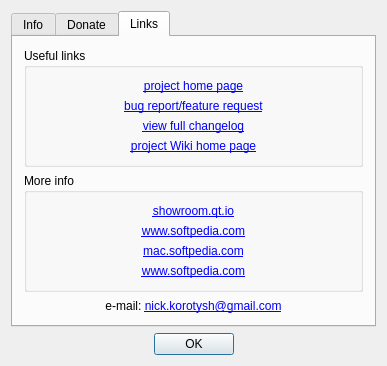
The window that digital_clock/gui/about_dialog.ui (Enumber/DigitalClock4) describes before a commit, drawn with Qt 5.
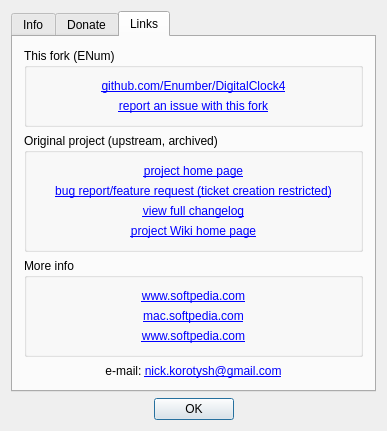
The same window after the commit. The open tabs and pages were chosen to show the change. Icons and pictures are not drawn. Custom widgets are drawn as their Qt base class.

Commit message: Add Cover Panels quick toggle; make most settings apply live; clean up tray/about dialog

What changed in the file:
```diff
--- a/digital_clock/gui/about_dialog.ui
+++ b/digital_clock/gui/about_dialog.ui
@@ -214,10 +214,45 @@
        <string>Links</string>
       </attribute>
       <layout class="QVBoxLayout" name="links_tab_layout">
+       <item>
+        <widget class="QGroupBox" name="fork_group">
+         <property name="title">
+          <string>This fork (ENum)</string>
+         </property>
+         <layout class="QVBoxLayout" name="fork_group_layout">
+          <item>
+           <widget class="QLabel" name="fork_home_lbl">
+            <property name="text">
+             <string notr="true">&lt;a href=&quot;https://github.com/Enumber/DigitalClock4&quot;&gt;github.com/Enumber/DigitalClock4&lt;/a&gt;</string>
+            </property>
+            <property name="alignment">
+             <set>Qt::AlignCenter</set>
+            </property>
+            <property name="openExternalLinks">
+             <bool>true</bool>
+            </property>
+           </widget>
+          </item>
+          <item>
+           <widget class="QLabel" name="fork_issues_lbl">
+            <property name="text">
+             <string>&lt;a href=&quot;https://github.com/Enumber/DigitalClock4/issues&quot;&gt;report an issue with this fork&lt;/a&gt;</string>
+            </property>
+            <property name="alignment">
+             <set>Qt::AlignCenter</set>
+            </property>
+            <property name="openExternalLinks">
+             <bool>true</bool>
+            </property>
+           </widget>
+          </item>
+         </layout>
+        </widget>
+       </item>
        <item>
         <widget class="QGroupBox" name="project_group">
          <property name="title">
-          <string>Useful links</string>
+          <string>Original project (upstream, archived)</string>
          </property>
          <layout class="QVBoxLayout" name="project_group_layout">
           <item>
@@ -236,7 +271,7 @@
           <item>
            <widget class="QLabel" name="support_lbl">
             <property name="text">
-             <string>&lt;a href=&quot;https://sourceforge.net/p/digitalclock4/tickets/&quot;&gt;bug report/feature request&lt;/a&gt;</string>
+             <string>&lt;a href=&quot;https://sourceforge.net/p/digitalclock4/tickets/&quot;&gt;bug report/feature request (ticket creation restricted)&lt;/a&gt;</string>
             </property>
             <property name="alignment">
              <set>Qt::AlignCenter</set>
@@ -281,19 +316,6 @@
           <string>More info</string>
          </property>
          <layout class="QVBoxLayout" name="info_group_layout">
-          <item>
-           <widget class="QLabel" name="lnk_lbl_4">
-            <property name="text">
-             <string notr="true">&lt;a href=&quot;https://showroom.qt.io/digital-clock/&quot;&gt;showroom.qt.io&lt;/a&gt;</string>
-            </property>
-            <property name="alignment">
-             <set>Qt::AlignCenter</set>
-            </property>
-            <property name="openExternalLinks">
-             <bool>true</bool>
-            </property>
-           </widget>
-          </item>
           <item>
            <widget class="QLabel" name="lnk_lbl_1">
             <property name="text">
```
Left out of the diff: 23 changed lines with no effect on the pictures. The commit also changes 29 other files.
